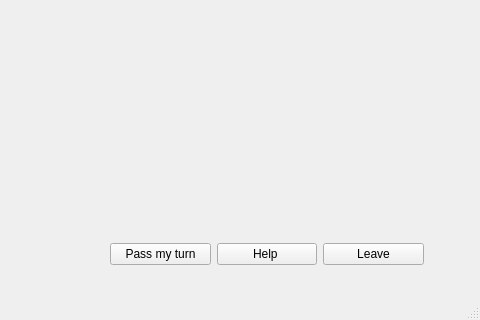
First picture: the form in Code/src/view/gui/MainWindow.ui, repository anastouda12/DiaballikGame, before the edit; both pictures show x 800 to 1280 and y 400 to 720 of the 1280 by 720 pixel window.
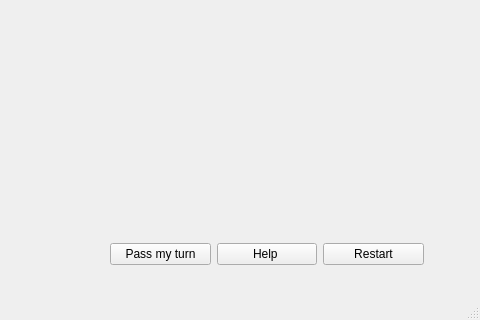
Second picture: the form after the edit. The open tabs and pages were chosen to show the change. Icons and pictures are not drawn.

Commit message: Restart button

```diff
--- a/Code/src/view/gui/MainWindow.ui
+++ b/Code/src/view/gui/MainWindow.ui
@@ -445,7 +445,7 @@
        <item>
         <widget class="QPushButton" name="btnGamePage_leave">
          <property name="text">
-          <string>Leave</string>
+          <string>Restart</string>
          </property>
         </widget>
        </item>
```
Left out of the diff: 2 changed lines with no effect on the pictures. The commit also changes 2 other files.
